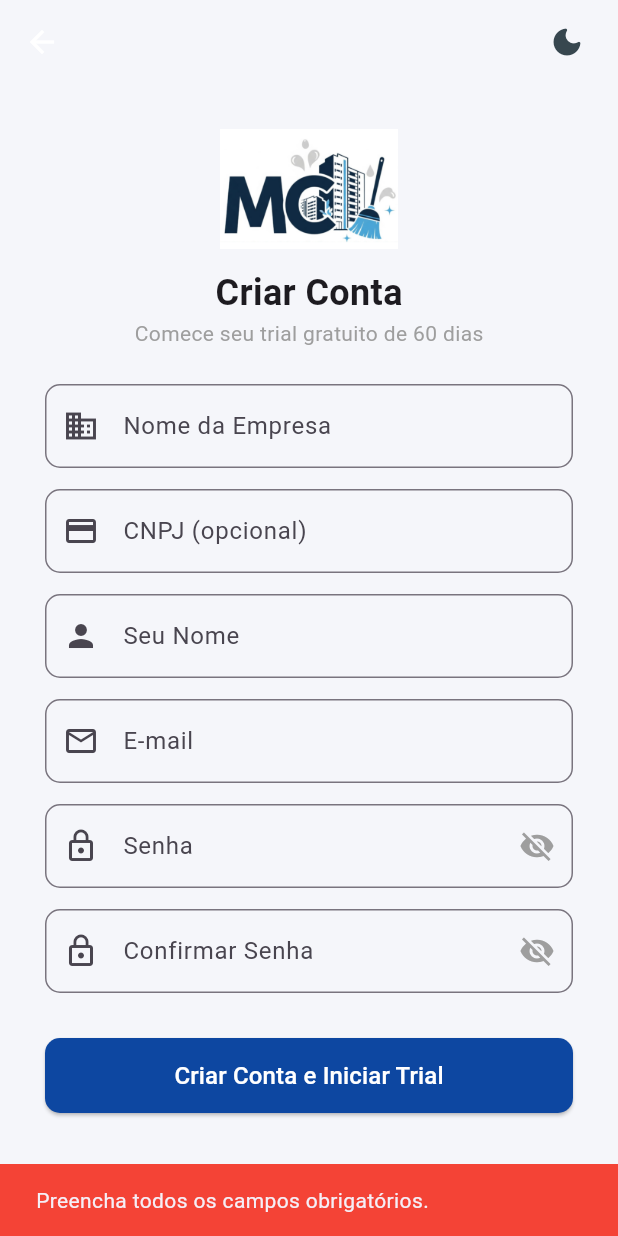
After one commit to AndersonCabrera/leituras_mc, a Flutter app: the TelaRegistroAdmin screen opened directly, after a tap on "Criar Conta e Iniciar Trial", on a phone screen of 412 x 824 dp. The commit adds this screen. Run offline on Flutter 3.47's test engine with Material 3 defaults, Android fonts, the phone set to English and light mode, and no system bars; our stand-ins replace cloud_firestore, firebase_auth, firebase_core, firebase_messaging, firebase_storage, image_picker and 5 more; missing offline and left inert: excel, universal_html; accounts and stored records are empty.

Commit message:
feat: adicionar tela de registro para administradores com validação de campos

```diff
--- a/lib/screens/auth/tela_login.dart
+++ b/lib/screens/auth/tela_login.dart
@@ -5,6 +5,7 @@ import 'package:cloud_firestore/cloud_firestore.dart';
 import '../leiturista/tela_condominios.dart';
 import '../admin/tela_admin_dashboard.dart';
 import '../super_admin/tela_super_admin_dashboard.dart';
+import 'tela_registro_admin.dart';
 import '../../core/theme.dart';
 import '../../services/notificacao_service.dart';
 
@@ -220,6 +221,34 @@ class _EcraLoginState extends State<EcraLogin> {
                         ),
                 ),
               ),
+              const SizedBox(height: 12),
+              SizedBox(
+                width: double.infinity,
+                height: 50,
+                child: OutlinedButton(
+                  onPressed: carregando
+                      ? null
+                      : () {
+                          Navigator.push(
+                            context,
+                            MaterialPageRoute(
+                              builder: (context) =>
+                                  const TelaRegistroAdmin(),
+                            ),
+                          );
+                        },
+                  style: OutlinedButton.styleFrom(
+                    side: const BorderSide(color: Color(0xFF0D47A1)),
+                    shape: RoundedRectangleBorder(
+                      borderRadius: BorderRadius.circular(10),
+                    ),
+                  ),
+                  child: const Text(
+                    'Criar Conta — Trial Grátis 60 Dias',
+                    style: TextStyle(fontSize: 16),
+                  ),
+                ),
+              ),
             ],
           ),
         ),
--- /dev/null
+++ b/lib/screens/auth/tela_registro_admin.dart
@@ -0,0 +1,291 @@
+import 'package:flutter/material.dart';
+import 'package:firebase_auth/firebase_auth.dart';
+import 'package:cloud_firestore/cloud_firestore.dart';
+
+import '../admin/tela_admin_dashboard.dart';
+import '../../core/theme.dart';
+
+class TelaRegistroAdmin extends StatefulWidget {
+  const TelaRegistroAdmin({super.key});
+
+  @override
+  State<TelaRegistroAdmin> createState() => _TelaRegistroAdminState();
+}
+
+class _TelaRegistroAdminState extends State<TelaRegistroAdmin> {
+  final _nomeEmpresaController = TextEditingController();
+  final _cnpjController = TextEditingController();
+  final _nomeGestorController = TextEditingController();
+  final _emailController = TextEditingController();
+  final _senhaController = TextEditingController();
+  final _confirmarSenhaController = TextEditingController();
+
+  bool _carregando = false;
+  bool _ocultarSenha = true;
+  bool _ocultarConfirmacao = true;
+
+  @override
+  void dispose() {
+    _nomeEmpresaController.dispose();
+    _cnpjController.dispose();
+    _nomeGestorController.dispose();
+    _emailController.dispose();
+    _senhaController.dispose();
+    _confirmarSenhaController.dispose();
+    super.dispose();
+  }
+
+  Future<void> _cadastrar() async {
+    if (_nomeEmpresaController.text.trim().isEmpty ||
+        _nomeGestorController.text.trim().isEmpty ||
+        _emailController.text.trim().isEmpty ||
+        _senhaController.text.isEmpty) {
+      _mostrarErro('Preencha todos os campos obrigatórios.');
+      return;
+    }
+    if (_senhaController.text.length < 6) {
+      _mostrarErro('A senha deve ter no mínimo 6 caracteres.');
+      return;
+    }
+    if (_senhaController.text != _confirmarSenhaController.text) {
+      _mostrarErro('As senhas não conferem.');
+      return;
+    }
+
+    setState(() => _carregando = true);
+
+    try {
+      String cnpj = _cnpjController.text.trim();
+
+      if (cnpj.isNotEmpty) {
+        var existente = await FirebaseFirestore.instance
+            .collection('administradoras')
+            .where('cnpj', isEqualTo: cnpj)
+            .limit(1)
+            .get();
+        if (existente.docs.isNotEmpty) {
+          _mostrarErro('Já existe uma empresa cadastrada com este CNPJ.');
+          setState(() => _carregando = false);
+          return;
+        }
+      }
+
+      UserCredential credencial = await FirebaseAuth.instance
+          .createUserWithEmailAndPassword(
+            email: _emailController.text.trim(),
+            password: _senhaController.text,
+          );
+
+      String uid = credencial.user!.uid;
+
+      var administradoraRef = await FirebaseFirestore.instance
+          .collection('administradoras')
+          .add({
+            'nome_empresa': _nomeEmpresaController.text.trim(),
+            'cnpj': cnpj,
+            'nome_gestor': _nomeGestorController.text.trim(),
+            'email': _emailController.text.trim(),
+            'plano': 'gratis',
+            'status_assinatura': 'trial',
+            'data_cadastro': FieldValue.serverTimestamp(),
+            'data_inicio_trial': FieldValue.serverTimestamp(),
+            'data_fim_trial': DateTime.now().add(const Duration(days: 60)),
+          });
+
+      String idAdmin = administradoraRef.id;
+
+      await FirebaseFirestore.instance
+          .collection('assinaturas')
+          .doc(idAdmin)
+          .set({
+            'id_administradora': idAdmin,
+            'plano': 'gratis',
+            'status': 'trial',
+            'data_inicio_trial': FieldValue.serverTimestamp(),
+            'data_fim_trial': DateTime.now().add(const Duration(days: 60)),
+          });
+
+      await FirebaseFirestore.instance.collection('usuarios').doc(uid).set({
+        'nome': _nomeGestorController.text.trim(),
+        'email': _emailController.text.trim(),
+        'cargo': 'admin',
+        'id_administradora': idAdmin,
+        'data_cadastro': FieldValue.serverTimestamp(),
+      });
+
+      if (mounted) {
+        Navigator.pushReplacement(
+          context,
+          MaterialPageRoute(
+            builder: (context) =>
+                TelaAdminDashboard(idAdministradora: idAdmin),
+          ),
+        );
+      }
+    } on FirebaseAuthException catch (e) {
+      String msg = e.message ?? 'Erro ao criar conta.';
+      if (e.code == 'email-already-in-use') {
+        msg = 'Este email já está em uso.';
+      }
+      _mostrarErro(msg);
+      setState(() => _carregando = false);
+    } catch (e) {
+      _mostrarErro('Erro: $e');
+      setState(() => _carregando = false);
+    }
+  }
+
+  void _mostrarErro(String msg) {
+    if (!mounted) return;
+    ScaffoldMessenger.of(context).showSnackBar(
+      SnackBar(content: Text(msg), backgroundColor: Colors.red),
+    );
+  }
+
+  @override
+  Widget build(BuildContext context) {
+    return Scaffold(
+      appBar: AppBar(
+        backgroundColor: Colors.transparent,
+        elevation: 0,
+        actions: const [BotaoTrocaTema(), SizedBox(width: 10)],
+      ),
+      body: Center(
+        child: SingleChildScrollView(
+          padding: const EdgeInsets.all(30),
+          child: Container(
+            constraints: const BoxConstraints(maxWidth: 500),
+            child: Column(
+              mainAxisSize: MainAxisSize.min,
+              children: [
+                Image.asset('assets/logo.png', height: 80),
+                const SizedBox(height: 12),
+                const Text(
+                  'Criar Conta',
+                  style: TextStyle(
+                    fontSize: 24,
+                    fontWeight: FontWeight.bold,
+                  ),
+                ),
+                const Text(
+                  'Comece seu trial gratuito de 60 dias',
+                  style: TextStyle(fontSize: 14, color: Colors.grey),
+                ),
+                const SizedBox(height: 24),
+                TextField(
+                  controller: _nomeEmpresaController,
+                  decoration: _inputDec(
+                    label: 'Nome da Empresa',
+                    icon: Icons.business,
+                  ),
+                ),
+                const SizedBox(height: 14),
+                TextField(
+                  controller: _cnpjController,
+                  decoration: _inputDec(
+                    label: 'CNPJ (opcional)',
+                    icon: Icons.credit_card,
+                  ),
+                ),
+                const SizedBox(height: 14),
+                TextField(
+                  controller: _nomeGestorController,
+                  decoration: _inputDec(
+                    label: 'Seu Nome',
+                    icon: Icons.person,
+                  ),
+                ),
+                const SizedBox(height: 14),
+                TextField(
+                  controller: _emailController,
+                  keyboardType: TextInputType.emailAddress,
+                  decoration: _inputDec(
+                    label: 'E-mail',
+                    icon: Icons.email_outlined,
+                  ),
+                ),
+                const SizedBox(height: 14),
+                TextField(
+                  controller: _senhaController,
+                  obscureText: _ocultarSenha,
+                  decoration: _inputDec(
+                    label: 'Senha',
+                    icon: Icons.lock_outline,
+                    suffix: IconButton(
+                      icon: Icon(
+                        _ocultarSenha
+                            ? Icons.visibility_off
+                            : Icons.visibility,
+                        color: Colors.grey,
+                      ),
+                      onPressed: () =>
+                          setState(() => _ocultarSenha = !_ocultarSenha),
+                    ),
+                  ),
+                ),
+                const SizedBox(height: 14),
+                TextField(
+                  controller: _confirmarSenhaController,
+                  obscureText: _ocultarConfirmacao,
+                  decoration: _inputDec(
+                    label: 'Confirmar Senha',
+                    icon: Icons.lock_outline,
+                    suffix: IconButton(
+                      icon: Icon(
+                        _ocultarConfirmacao
+                            ? Icons.visibility_off
+                            : Icons.visibility,
+                        color: Colors.grey,
+                      ),
+                      onPressed: () => setState(
+                          () => _ocultarConfirmacao = !_ocultarConfirmacao),
+                    ),
+                  ),
+                ),
+                const SizedBox(height: 30),
+                SizedBox(
+                  width: double.infinity,
+                  height: 50,
+                  child: ElevatedButton(
+                    onPressed: _carregando ? null : _cadastrar,
+                    style: ElevatedButton.styleFrom(
+                      backgroundColor: const Color(0xFF0D47A1),
+                      shape: RoundedRectangleBorder(
+                        borderRadius: BorderRadius.circular(10),
+                      ),
+                    ),
+                    child: _carregando
+                        ? const CircularProgressIndicator(color: Colors.white)
+                        : const Text(
+                            'Criar Conta e Iniciar Trial',
+                            style:
+                                TextStyle(fontSize: 16, color: Colors.white),
+                          ),
+                  ),
+                ),
+                const SizedBox(height: 16),
+                TextButton(
+                  onPressed: () => Navigator.pop(context),
+                  child: const Text('Já tem uma conta? Faça login'),
+                ),
+              ],
+            ),
+          ),
+        ),
+      ),
+    );
+  }
+
+  InputDecoration _inputDec({
+    required String label,
+    required IconData icon,
+    Widget? suffix,
+  }) {
+    return InputDecoration(
+      labelText: label,
+      prefixIcon: Icon(icon),
+      suffixIcon: suffix,
+      border: OutlineInputBorder(borderRadius: BorderRadius.circular(10)),
+    );
+  }
+}
```
